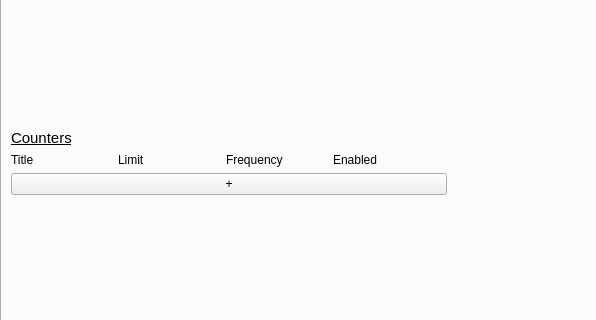
The window that gui/configwindow.ui (fgu-cas/kachna-tracker) describes before a commit, drawn with Qt 5; both pictures show x 0 to 596 and y 186 to 506 of the 900 by 600 pixel window.
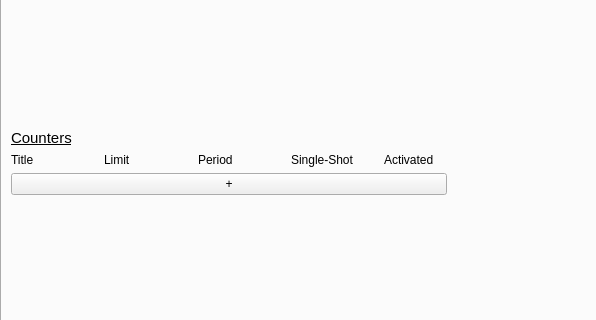
The same window after the commit. The open tabs and pages were chosen to show the change. Icons and pictures are not drawn. Custom widgets are drawn as their Qt base class.

Diff of the .ui file:
```diff
--- a/gui/configwindow.ui
+++ b/gui/configwindow.ui
@@ -1421,7 +1421,28 @@
       <item>
        <layout class="QVBoxLayout" name="counterOuterLayout">
         <item>
-         <layout class="QGridLayout" name="counterLayout" columnstretch="1,1,1,1,0">
+         <layout class="QGridLayout" name="counterLayout" columnstretch="1,1,1,1,0,0">
+          <item row="0" column="2">
+           <widget class="QLabel" name="label_47">
+            <property name="text">
+             <string>Period</string>
+            </property>
+           </widget>
+          </item>
+          <item row="0" column="5">
+           <widget class="QLabel" name="label_54">
+            <property name="text">
+             <string/>
+            </property>
+           </widget>
+          </item>
+          <item row="0" column="4">
+           <widget class="QLabel" name="label_49">
+            <property name="text">
+             <string>Activated</string>
+            </property>
+           </widget>
+          </item>
           <item row="0" column="0">
            <widget class="QLabel" name="label_42">
             <property name="text">
@@ -1436,24 +1457,10 @@
             </property>
            </widget>
           </item>
-          <item row="0" column="2">
-           <widget class="QLabel" name="label_47">
-            <property name="text">
-             <string>Frequency</string>
-            </property>
-           </widget>
-          </item>
           <item row="0" column="3">
-           <widget class="QLabel" name="label_49">
+           <widget class="QLabel" name="label_62">
             <property name="text">
-             <string>Enabled</string>
-            </property>
-           </widget>
-          </item>
-          <item row="0" column="4">
-           <widget class="QLabel" name="label_54">
-            <property name="text">
-             <string/>
+             <string>Single-Shot</string>
             </property>
            </widget>
           </item>
```
